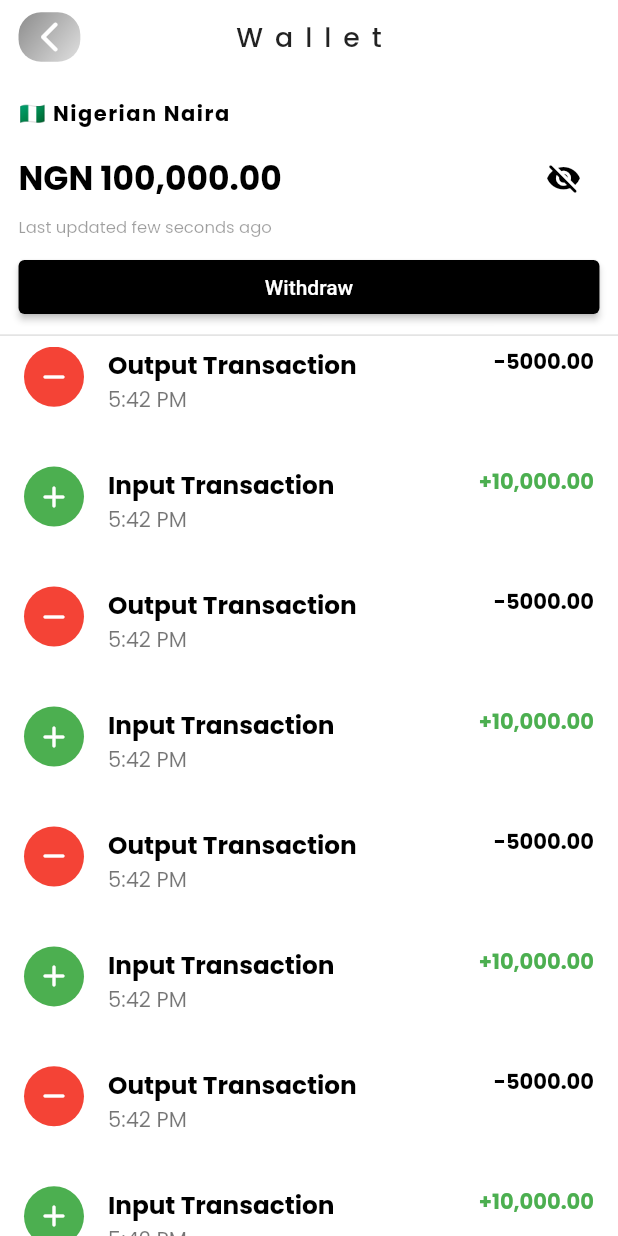
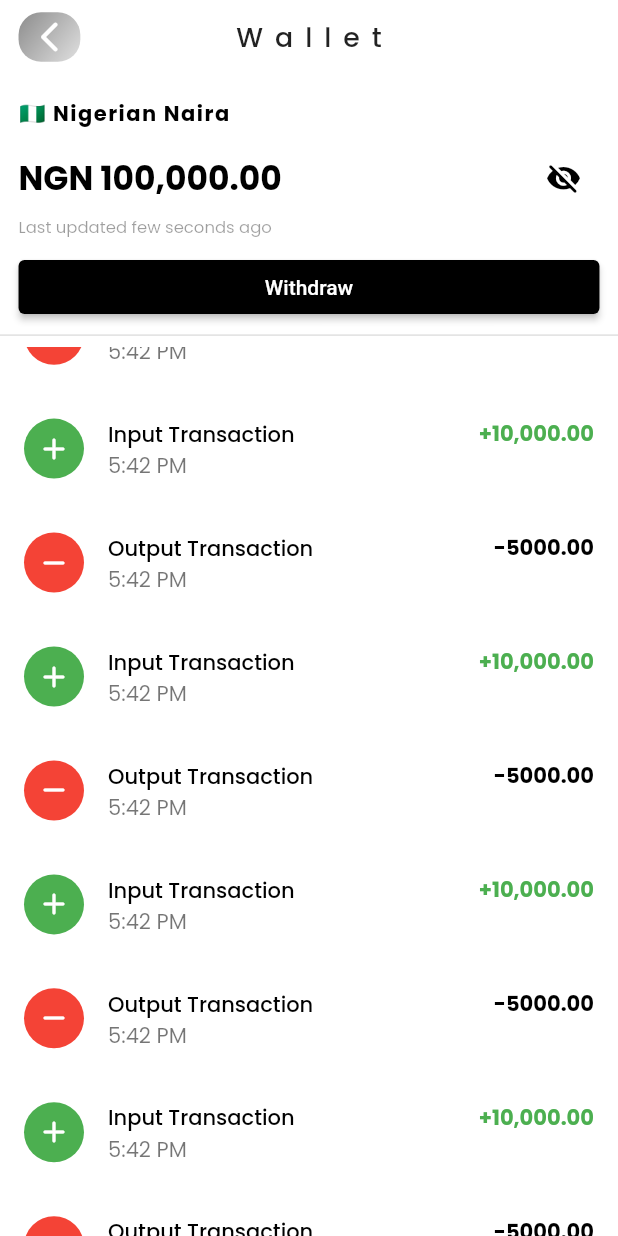
Before and after one commit to mideunlocked/cruise-ticketing, a Flutter app: the WalletScreen screen opened by its route, scrolled down 576 dp, after a tap on the "visibility" icon, on a phone screen of 412 x 824 dp. Run offline on Flutter 3.47's test engine with Material 2 defaults, Android fonts, the light colour scheme and no system bars; our stand-ins replace dio, geolocator, google_maps_flutter, image_picker, qr_flutter, readmore and 1 more; missing offline and left inert: flutter_polyline_points; network calls fail; statements that could not run were skipped.

Commit message:
Some changes

```diff
--- a/lib/screens/profile-screen/wallet_screen.dart
+++ b/lib/screens/profile-screen/wallet_screen.dart
@@ -1,7 +1,7 @@
 import 'package:flutter/material.dart';
-import 'package:sizer/sizer.dart';
 
-import '../../widgets/general_widgets/custom_app_bar.dart';
+import '../../widgets/wallet_widgets/balance_and_withdraw_widget.dart';
+import '../../widgets/wallet_widgets/transactions_tile.dart';
 
 class WalletScreen extends StatefulWidget {
   static const routeName = "/WalletScreen";
@@ -15,120 +15,35 @@ class WalletScreen extends StatefulWidget {
 class _WalletScreenState extends State<WalletScreen> {
   bool isVisible = false;
 
+  void getVisibilty(bool newVisible) {
+    setState(() {
+      isVisible = newVisible;
+    });
+  }
+
   @override
   Widget build(BuildContext context) {
-    String invisible = "XXXXX";
-    String balance = "100,000.00";
-
-    String walletBalance = !isVisible ? invisible : balance;
-
-    var of = Theme.of(context);
-    var primaryColor = of.primaryColor;
     return Scaffold(
       body: SafeArea(
         child: Container(
           color: Colors.white,
           child: Column(
             children: [
-              Padding(
-                padding: EdgeInsets.symmetric(horizontal: 3.w),
-                child: Column(
-                  crossAxisAlignment: CrossAxisAlignment.stretch,
-                  children: [
-                    CustomAppBar(
-                      title: "Wallet",
-                      bottomPadding: 2.h,
-                    ),
-                    const Text(
-                      "🇳🇬 Nigerian Naira",
-                      style: TextStyle(
-                        fontWeight: FontWeight.bold,
-                        letterSpacing: 1,
-                      ),
-                    ),
-                    SizedBox(
-                      height: 1.h,
-                    ),
-                    Row(
-                      mainAxisAlignment: MainAxisAlignment.spaceBetween,
-                      children: [
-                        Text(
-                          "NGN $walletBalance",
-                          style: TextStyle(
-                            fontWeight: FontWeight.bold,
-                            fontSize: 16.sp,
-                          ),
-                        ),
-                        IconButton(
-                          onPressed: () {
-                            setState(() => isVisible = !isVisible);
-                          },
-                          icon: Icon(
-                            isVisible
-                                ? Icons.visibility_off_rounded
-                                : Icons.visibility_rounded,
-                            color: !isVisible ? Colors.grey : primaryColor,
-                          ),
-                        ),
-                      ],
-                    ),
-                    Text(
-                      "Last updated few seconds ago",
-                      style: TextStyle(
-                        fontSize: 8.sp,
-                        color: Colors.black38,
-                      ),
-                    ),
-                    SizedBox(height: 1.h),
-                    ElevatedButton(
-                      style: ButtonStyle(
-                        backgroundColor: MaterialStatePropertyAll(primaryColor),
-                      ),
-                      onPressed: () {},
-                      child: const Text("Withdraw"),
-                    ),
-                  ],
-                ),
+              BalanceAndWithdrawWidget(
+                isVisible: isVisible,
+                walletBalance: "100,000.00",
+                getFunction: getVisibilty,
               ),
               const Divider(thickness: 1),
               Expanded(
                 child: ListView.builder(
                   itemBuilder: (ctx, index) {
                     bool isEven = index.isEven;
-                    var textTheme = of.textTheme;
-                    var bodyMedium = textTheme.bodyMedium;
 
-                    return ListTile(
-                      minVerticalPadding: 2.h,
-                      leading: CircleAvatar(
-                        backgroundColor: isEven ? Colors.green : Colors.red,
-                        child: Icon(
-                          isEven ? Icons.add_rounded : Icons.remove_rounded,
-                          color: Colors.white,
-                        ),
-                      ),
-                      title: Text(
-                        isEven ? "Input Transaction" : "Output Transaction",
-                        style: bodyMedium?.copyWith(
-                          fontSize: 12.sp,
-                          fontWeight: FontWeight.bold,
-                        ),
-                      ),
-                      subtitle: const Text("5:42 PM"),
-                      trailing: Text(
-                        !isVisible
-                            ? ""
-                            : isEven
-                                ? "+10,000.00"
-                                : "-5000.00",
-                        style: TextStyle(
-                          fontWeight: FontWeight.bold,
-                          color: isEven ? Colors.green : null,
-                        ),
-                      ),
-                      shape: const Border(
-                        bottom: BorderSide(color: Colors.black12),
-                      ),
+                    return TransactionsTile(
+                      isDeposit: isEven,
+                      isVisible: isVisible,
+                      amount: isEven ? "+10,000.00" : "-5000.00",
                     );
                   },
                 ),
--- /dev/null
+++ b/lib/widgets/wallet_widgets/balance_and_withdraw_widget.dart
@@ -0,0 +1,98 @@
+import 'package:flutter/material.dart';
+import 'package:sizer/sizer.dart';
+
+import '../general_widgets/custom_app_bar.dart';
+
+// ignore: must_be_immutable
+class BalanceAndWithdrawWidget extends StatefulWidget {
+  BalanceAndWithdrawWidget({
+    super.key,
+    required this.isVisible,
+    required this.walletBalance,
+    required this.getFunction,
+  });
+
+  bool isVisible;
+  final String walletBalance;
+  final Function(bool) getFunction;
+
+  @override
+  State<BalanceAndWithdrawWidget> createState() =>
+      _BalanceAndWithdrawWidgetState();
+}
+
+class _BalanceAndWithdrawWidgetState extends State<BalanceAndWithdrawWidget> {
+  @override
+  Widget build(BuildContext context) {
+    var of = Theme.of(context);
+    var primaryColor = of.primaryColor;
+
+    String invisible = "XXXXX";
+
+    String balance = !widget.isVisible ? invisible : widget.walletBalance;
+
+    return Padding(
+      padding: EdgeInsets.symmetric(horizontal: 3.w),
+      child: Column(
+        crossAxisAlignment: CrossAxisAlignment.stretch,
+        children: [
+          CustomAppBar(
+            title: "Wallet",
+            bottomPadding: 2.h,
+          ),
+          const Text(
+            "🇳🇬 Nigerian Naira",
+            style: TextStyle(
+              fontWeight: FontWeight.bold,
+              letterSpacing: 1,
+            ),
+          ),
+          SizedBox(
+            height: 1.h,
+          ),
+          Row(
+            mainAxisAlignment: MainAxisAlignment.spaceBetween,
+            children: [
+              Text(
+                "NGN $balance",
+                style: TextStyle(
+                  fontWeight: FontWeight.bold,
+                  fontSize: 16.sp,
+                ),
+              ),
+              IconButton(
+                onPressed: () {
+                  setState(() => widget.isVisible = !widget.isVisible);
+                  widget.getFunction(widget.isVisible);
+                },
+                icon: Icon(
+                  widget.isVisible
+                      ? Icons.visibility_off_rounded
+                      : Icons.visibility_rounded,
+                  color: !widget.isVisible ? Colors.grey : primaryColor,
+                ),
+              ),
+            ],
+          ),
+          Text(
+            "Last updated few seconds ago",
+            style: TextStyle(
+              fontSize: 8.sp,
+              color: Colors.black38,
+            ),
+          ),
+          SizedBox(height: 1.h),
+          ElevatedButton(
+            style: ButtonStyle(
+              backgroundColor: MaterialStatePropertyAll(primaryColor),
+            ),
+            onPressed: () {},
+            child: const Text("Withdraw"),
+          ),
+        ],
+      ),
+    );
+  }
+
+  void showPayoutDialog() {}
+}
--- /dev/null
+++ b/lib/widgets/wallet_widgets/transactions_tile.dart
@@ -0,0 +1,50 @@
+import 'package:flutter/material.dart';
+import 'package:sizer/sizer.dart';
+
+class TransactionsTile extends StatelessWidget {
+  const TransactionsTile({
+    super.key,
+    required this.isVisible,
+    required this.amount,
+    required this.isDeposit,
+  });
+
+  final bool isVisible;
+  final String amount;
+  final bool isDeposit;
+
+  @override
+  Widget build(BuildContext context) {
+    var of = Theme.of(context);
+    var textTheme = of.textTheme;
+    var bodyMedium = textTheme.bodyMedium;
+
+    return ListTile(
+      minVerticalPadding: 2.h,
+      leading: CircleAvatar(
+        backgroundColor: isDeposit ? Colors.green : Colors.red,
+        child: Icon(
+          isDeposit ? Icons.add_rounded : Icons.remove_rounded,
+          color: Colors.white,
+        ),
+      ),
+      title: Text(
+        isDeposit ? "Input Transaction" : "Output Transaction",
+        style: bodyMedium?.copyWith(
+          fontWeight: FontWeight.w500,
+        ),
+      ),
+      subtitle: const Text("5:42 PM"),
+      trailing: Text(
+        !isVisible ? "" : amount,
+        style: TextStyle(
+          fontWeight: FontWeight.bold,
+          color: isDeposit ? Colors.green : null,
+        ),
+      ),
+      shape: const Border(
+        bottom: BorderSide(color: Colors.black12),
+      ),
+    );
+  }
+}
```
